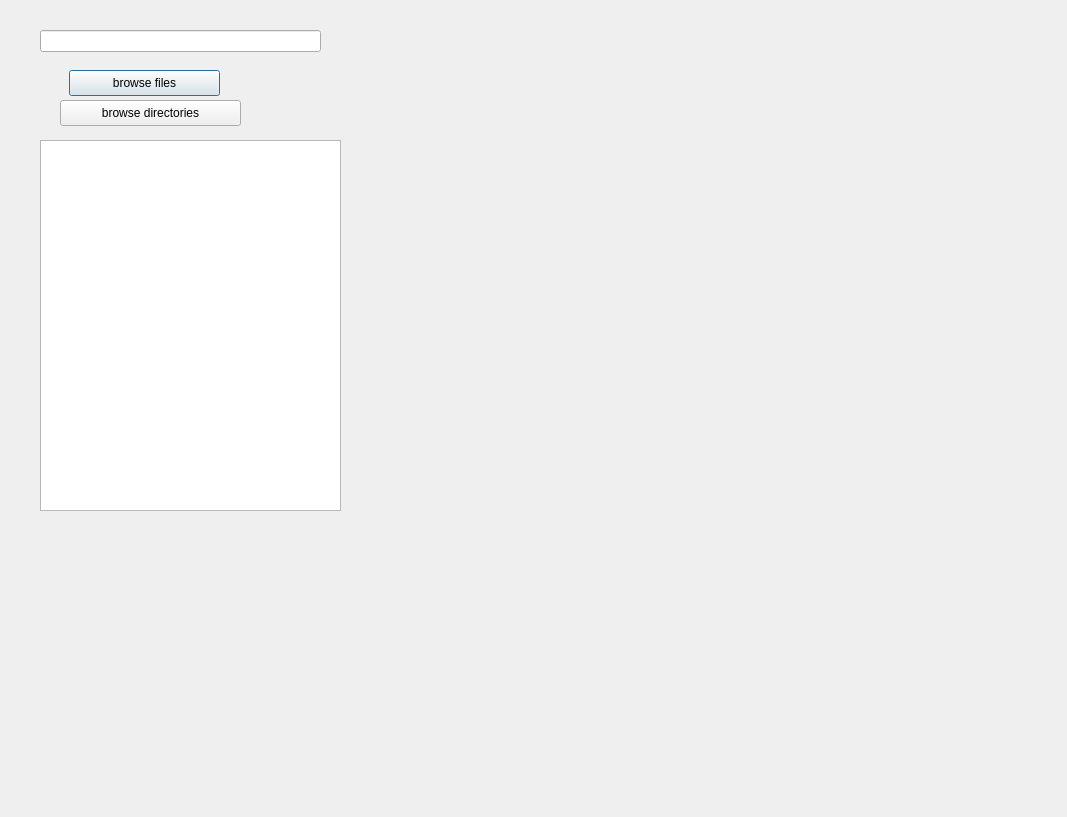
Qt form GUI/file_dialog.ui (forlilab/Ringtail) before a commit.
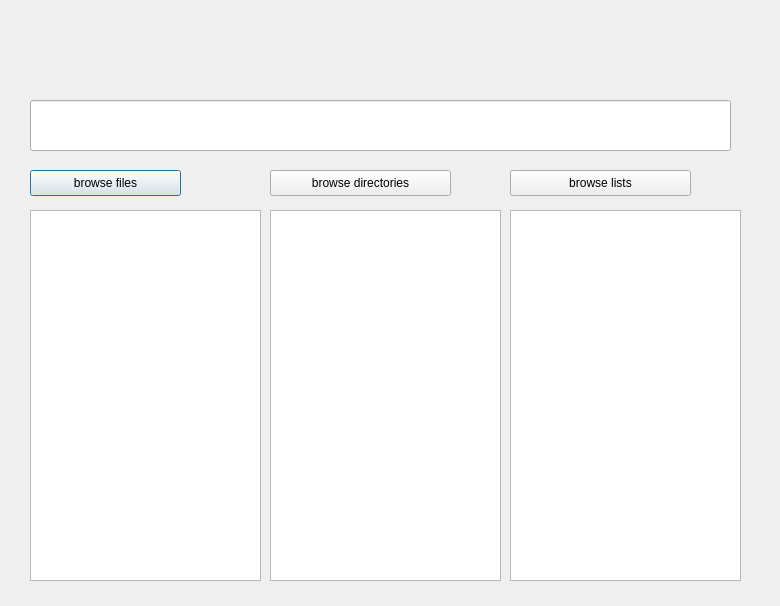
The same form after that commit.

Commit message: added separate handlers for file lists, files, and directories

```diff
--- a/GUI/file_dialog.ui
+++ b/GUI/file_dialog.ui
@@ -6,8 +6,8 @@
    <rect>
     <x>0</x>
     <y>0</y>
-    <width>1067</width>
-    <height>817</height>
+    <width>780</width>
+    <height>606</height>
    </rect>
   </property>
   <property name="windowTitle">
@@ -16,8 +16,8 @@
   <widget class="QPushButton" name="browse_files_button">
    <property name="geometry">
     <rect>
-     <x>69</x>
-     <y>70</y>
+     <x>30</x>
+     <y>170</y>
      <width>151</width>
      <height>26</height>
     </rect>
@@ -29,28 +29,28 @@
   <widget class="QLineEdit" name="file_browser_text">
    <property name="geometry">
     <rect>
-     <x>40</x>
-     <y>30</y>
-     <width>281</width>
-     <height>22</height>
-    </rect>
-   </property>
-  </widget>
-  <widget class="QListWidget" name="data_list">
-   <property name="geometry">
-    <rect>
-     <x>40</x>
-     <y>140</y>
-     <width>301</width>
-     <height>371</height>
-    </rect>
-   </property>
-  </widget>
-  <widget class="QPushButton" name="browse_directories_button">
-   <property name="geometry">
-    <rect>
-     <x>60</x>
+     <x>30</x>
      <y>100</y>
+     <width>701</width>
+     <height>51</height>
+    </rect>
+   </property>
+  </widget>
+  <widget class="QListWidget" name="file_list">
+   <property name="geometry">
+    <rect>
+     <x>30</x>
+     <y>210</y>
+     <width>231</width>
+     <height>371</height>
+    </rect>
+   </property>
+  </widget>
+  <widget class="QPushButton" name="browse_directories_button">
+   <property name="geometry">
+    <rect>
+     <x>270</x>
+     <y>170</y>
      <width>181</width>
      <height>26</height>
     </rect>
@@ -59,6 +59,39 @@
     <string>browse directories</string>
    </property>
   </widget>
+  <widget class="QListWidget" name="directory_list">
+   <property name="geometry">
+    <rect>
+     <x>270</x>
+     <y>210</y>
+     <width>231</width>
+     <height>371</height>
+    </rect>
+   </property>
+  </widget>
+  <widget class="QListWidget" name="filelist_list">
+   <property name="geometry">
+    <rect>
+     <x>510</x>
+     <y>210</y>
+     <width>231</width>
+     <height>371</height>
+    </rect>
+   </property>
+  </widget>
+  <widget class="QPushButton" name="browse_filelists_button">
+   <property name="geometry">
+    <rect>
+     <x>510</x>
+     <y>170</y>
+     <width>181</width>
+     <height>26</height>
+    </rect>
+   </property>
+   <property name="text">
+    <string>browse lists</string>
+   </property>
+  </widget>
  </widget>
  <resources/>
  <connections/>
```
The commit also changes 1 other file.
